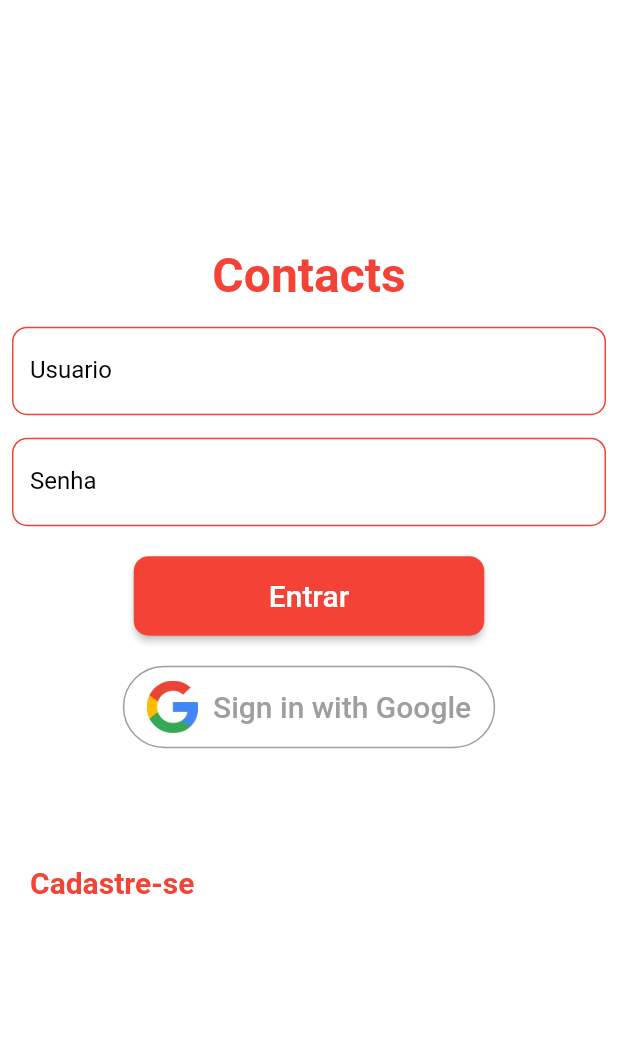
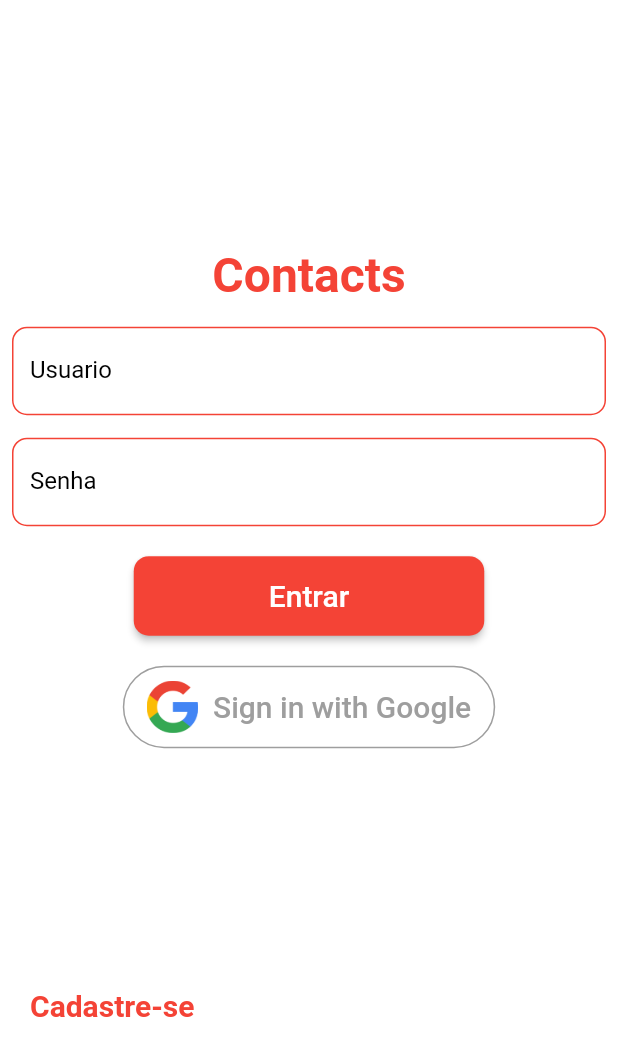
Before and after one commit to Faustinok/flutter, a Flutter app: the screen it shows after launch, on a phone screen of 412 x 824 dp. Shown: the top 1056 px of the screen. Run offline on Flutter 3.47's test engine with Material 2 defaults, Android fonts, the phone set to English and light mode, and no system bars; our stand-ins replace cloud_firestore, firebase_auth, firebase_storage, google_sign_in, image_picker, shared_preferences and 2 more; missing offline and left inert: moneytextformfield; accounts and stored records are empty.

```diff
--- a/Alfa/contacts/lib/screens/createcontato.dart
+++ b/Alfa/contacts/lib/screens/createcontato.dart
@@ -26,6 +26,7 @@ class _CreatecontatoState extends State<Createcontato> {
   String appbarTitle = "Novo contato";
   String image = "assets/personpng.png";
   FirebaseDao firebaseDao = FirebaseDao.vazio();
+  final _formKey = GlobalKey<FormState>();
 
   _inicializetxt() {
     //print("here");
--- a/Alfa/contacts/lib/screens/login.dart
+++ b/Alfa/contacts/lib/screens/login.dart
@@ -133,7 +133,7 @@ class _LoginState extends State<Login> {
           ),
           Padding(
             padding: EdgeInsets.only(
-                top: MediaQuery.of(context).size.height * 0.70, left: 20.0),
+                top: MediaQuery.of(context).size.height * 0.8, left: 20.0),
             child: GestureDetector(
               child: Text(
                 "Cadastre-se",
```
